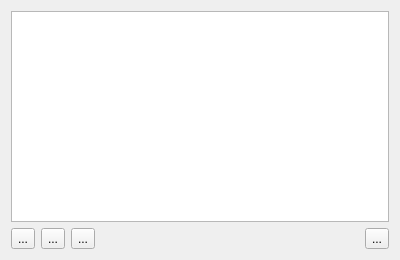
First picture: the form in plugins/dockers/logdocker/WdgLogDocker.ui, repository KDE/krita, before the edit.
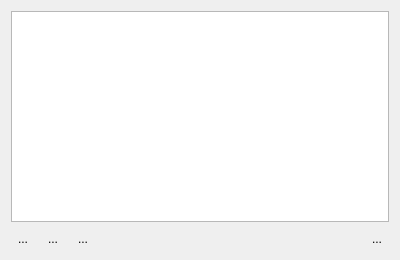
Second picture: the form after the edit.

Patch:
```diff
--- a/plugins/dockers/logdocker/WdgLogDocker.ui
+++ b/plugins/dockers/logdocker/WdgLogDocker.ui
@@ -51,6 +51,9 @@
        <property name="checkable">
         <bool>true</bool>
        </property>
+       <property name="autoRaise">
+        <bool>true</bool>
+       </property>
       </widget>
      </item>
      <item>
@@ -61,6 +64,9 @@
        <property name="text">
         <string>...</string>
        </property>
+       <property name="autoRaise">
+        <bool>true</bool>
+       </property>
       </widget>
      </item>
      <item>
@@ -71,6 +77,9 @@
        <property name="text">
         <string>...</string>
        </property>
+       <property name="autoRaise">
+        <bool>true</bool>
+       </property>
       </widget>
      </item>
      <item>
@@ -94,6 +103,9 @@
        <property name="text">
         <string>...</string>
        </property>
+       <property name="autoRaise">
+        <bool>true</bool>
+       </property>
       </widget>
      </item>
     </layout>
```
Left out of the diff: 10 changed lines with no effect on the pictures.
